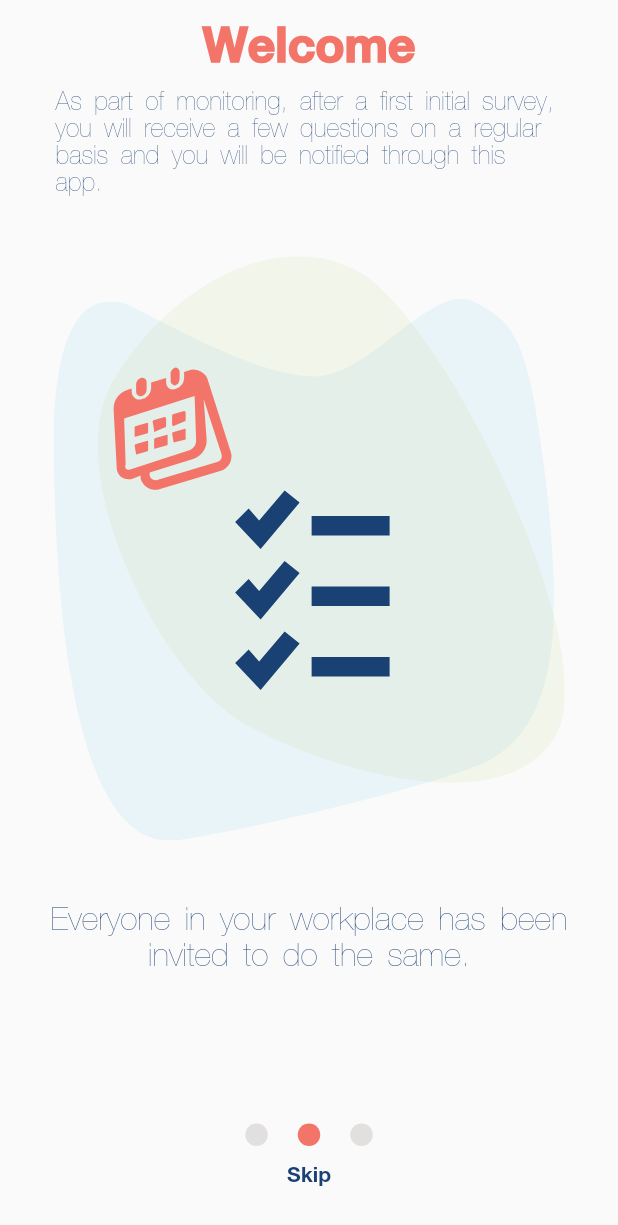
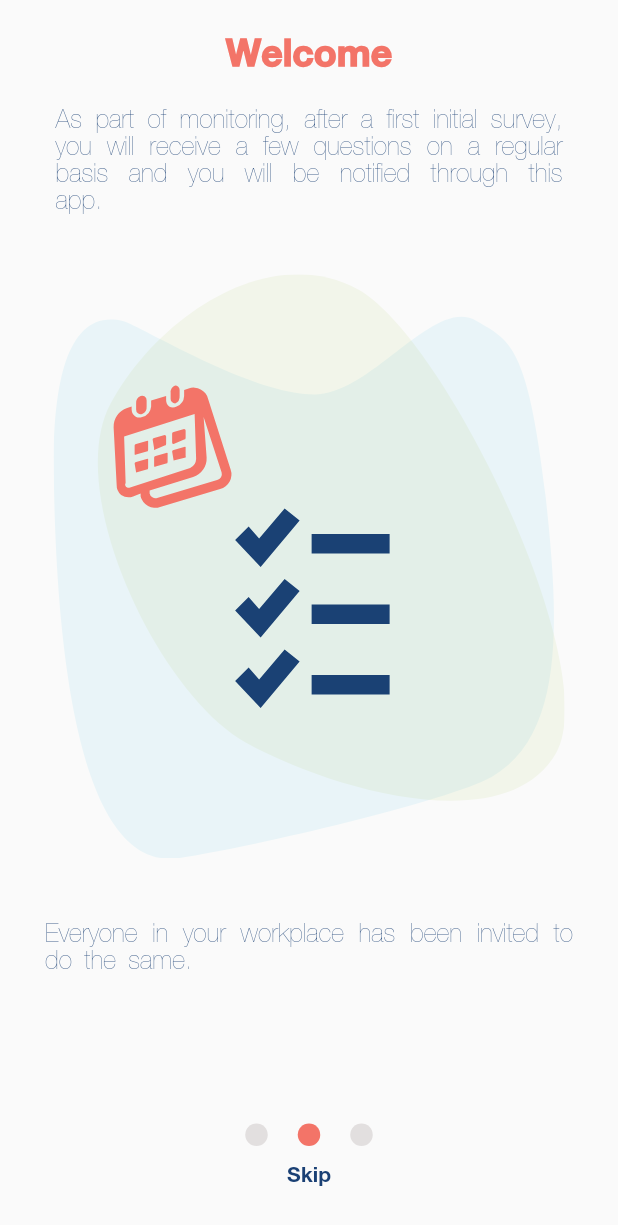
Before and after one commit to slavefreetrade/libertas_people, a Flutter app: the screen it shows after launch, swiped to page 2, on a phone screen of 412 x 824 dp. Shown: the top 1225 px of the screen. Run offline on Flutter 3.47's test engine with Material 2 defaults, Android fonts, the phone set to English and light mode, and no system bars; our stand-ins replace device_info, firebase_core, firebase_messaging, flutter_bloc, flutter_secure_storage, flutter_svg and 1 more; accounts and stored records are empty; generated files the repository leaves out were written again.

Commit message:
fix(onboarding): adjust onboarding ui

```diff
--- a/lib/features/onboarding/onboarding_page.dart
+++ b/lib/features/onboarding/onboarding_page.dart
@@ -68,8 +68,7 @@ class _OnboardingPageState extends State<OnboardingPage> {
       ),
       OnBoardingTabView(
         topText: S.of(context).thisMonthsSurveyIsReadyForYou,
-        bottomText:
-            S.of(context).dontWorryWellNotifyYouWhenItsTimeToUpdateYourSurvey,
+        bottomText: '',
         imagePath: AppImages.onBoarding3,
       ),
     ];
@@ -81,15 +80,15 @@ class _OnboardingPageState extends State<OnboardingPage> {
           child: Padding(
             padding: const EdgeInsets.symmetric(horizontal: 30),
             child: Column(children: [
-              const SizedBox(height: 10),
+              const SizedBox(height: 20),
               Text(
                 S.of(context).welcome,
                 style: const TextStyle(
-                    fontSize: 32.0,
+                    fontSize: 25,
                     fontWeight: FontWeight.w700,
                     color: AppColors.orange),
               ),
-              const SizedBox(height: 10),
+              const SizedBox(height: 20),
               Expanded(
                 child: PageView(
                   onPageChanged: _onSwipe,
--- a/lib/features/onboarding/onboarding_tab_view.dart
+++ b/lib/features/onboarding/onboarding_tab_view.dart
@@ -25,24 +25,26 @@ class OnBoardingTabView extends StatelessWidget {
           child: Text(
             topText,
             softWrap: true,
-            textAlign: TextAlign.left,
+            textAlign: TextAlign.justify,
             style: const TextStyle(
                 color: AppColors.darkBlue,
-                fontSize: 17.0,
+                fontSize: 17,
                 fontWeight: FontWeight.w300,
                 wordSpacing: 3.5),
           ),
         ),
+        const SizedBox(height: 25),
         Expanded(
           child: isSvg ? SvgPicture.asset(imagePath) : Image.asset(imagePath),
         ),
+        const SizedBox(height: 25),
         Text(
           bottomText,
-          textAlign: TextAlign.center,
+          textAlign: TextAlign.justify,
           softWrap: true,
           style: const TextStyle(
               color: AppColors.darkBlue,
-              fontSize: 22.0,
+              fontSize: 17,
               fontWeight: FontWeight.w300,
               wordSpacing: 3.5),
         ),
```
